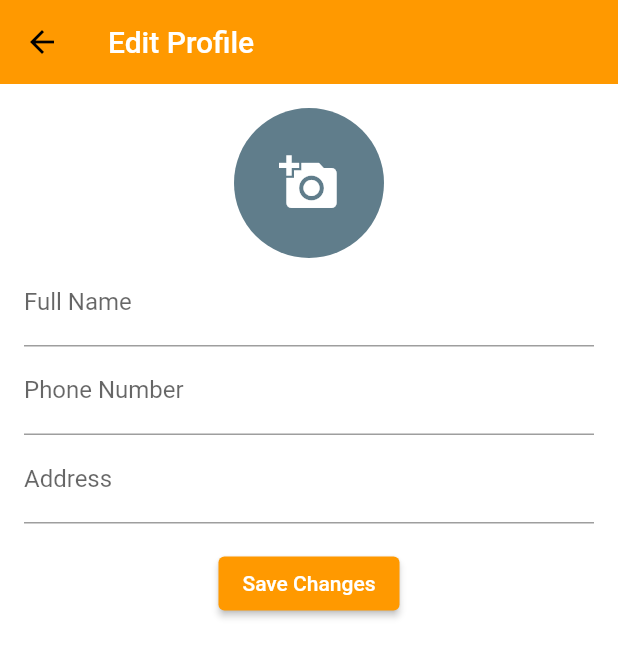
After one commit to vanvans03-def/kmutnb_project_merchant, a Flutter app: the EditProfilePage screen opened by its route, after a tap on "Save Changes", on a phone screen of 412 x 824 dp. The commit adds this screen. Shown: the top 657 px of the screen. Run offline on Flutter 3.47's test engine with Material 2 defaults, Android fonts, the phone set to English and light mode, and no system bars; our stand-ins replace badges, carousel_slider, charts_flutter, charts_flutter_new, dotted_border, file_picker and 9 more; missing offline and left inert: cloudinary_public, image_card, pay; accounts and stored records are empty; network calls fail.

Commit message:
add edite userProfile

```diff
--- a/lib/features/home/services/home_service.dart
+++ b/lib/features/home/services/home_service.dart
@@ -73,6 +73,7 @@ class HomeService {
             var responseJson = json.decode(res.body);
 
             var data = responseJson['data'];
+
             for (int i = 0; i < data.length; i++) {
               productList.add(
                 Product.fromJson(data[i] as Map<String, dynamic>),
--- /dev/null
+++ b/lib/features/myprofile/screens/edit_profile_screen.dart
@@ -0,0 +1,175 @@
+import 'dart:io';
+
+import 'package:file_picker/file_picker.dart';
+import 'package:flutter/material.dart';
+import 'package:kmutnb_project/constants/utills.dart';
+import 'package:kmutnb_project/features/myprofile/screens/user_profile_screen.dart';
+import 'package:provider/provider.dart';
+
+import '../../../models/user.dart';
+import '../../../providers/user_provider.dart';
+import '../services/profile_service.dart';
+
+class EditProfilePage extends StatefulWidget {
+  static const routeName = '/edit_profile_user';
+  @override
+  _EditProfilePageState createState() => _EditProfilePageState();
+}
+
+class _EditProfilePageState extends State<EditProfilePage> {
+  final TextEditingController _fullNameController = TextEditingController();
+  final TextEditingController _phoneNumberController = TextEditingController();
+  final TextEditingController _addressController = TextEditingController();
+  File? _selectedImage;
+
+  @override
+  void initState() {
+    super.initState();
+
+    final userProvider = Provider.of<UserProvider>(context, listen: false);
+    User user = userProvider.user;
+
+    _fullNameController.text = user.fullName;
+    _phoneNumberController.text = user.phoneNumber;
+    _addressController.text = user.address;
+  }
+
+  Future<File?> pickOneImage() async {
+    File? image;
+    try {
+      var files = await FilePicker.platform.pickFiles(
+        type: FileType.image,
+        allowMultiple: false,
+      );
+      if (files != null && files.files.isNotEmpty) {
+        image = File(files.files.first.path!);
+      }
+    } catch (e) {
+      debugPrint(e.toString());
+    }
+    return image;
+  }
+
+  @override
+  void dispose() {
+    _fullNameController.dispose();
+    _phoneNumberController.dispose();
+    _addressController.dispose();
+    super.dispose();
+  }
+
+  ProfileService profileService = ProfileService();
+  void _saveChanges() {
+    String fullName = _fullNameController.text;
+    String phoneNumber = _phoneNumberController.text;
+    String address = _addressController.text;
+
+    profileService.updateUser(
+      address: address,
+      context: context,
+      fullName: fullName,
+      phoneNumber: phoneNumber,
+      productImage_: _selectedImage,
+      select: false,
+    );
+
+    if (_selectedImage != null) {
+      profileService.updateUser(
+        address: address,
+        context: context,
+        fullName: fullName,
+        phoneNumber: phoneNumber,
+        productImage_: _selectedImage,
+        select: true,
+      );
+    }
+  }
+
+  @override
+  Widget build(BuildContext context) {
+    final userProvider = Provider.of<UserProvider>(context, listen: false);
+    final user = userProvider.user;
+    return Scaffold(
+      appBar: AppBar(
+        title: const Text('Edit Profile'),
+      ),
+      body: Padding(
+        padding: const EdgeInsets.all(16.0),
+        child: Column(
+          children: [
+            if (user.image == '' && _selectedImage == null) ...[
+              GestureDetector(
+                onTap: () async {
+                  File? image = await pickOneImage();
+                  setState(() {
+                    _selectedImage = image;
+                  });
+                },
+                child: const CircleAvatar(
+                  radius: 50,
+                  backgroundColor: Colors.blueGrey,
+                  child: Icon(
+                    Icons.add_a_photo,
+                    size: 40,
+                    color: Colors.white,
+                  ),
+                ),
+              ),
+            ] else if (user.image != '' && _selectedImage == null) ...[
+              GestureDetector(
+                onTap: () async {
+                  File? image = await pickOneImage();
+                  setState(() {
+                    _selectedImage = image;
+                  });
+                },
+                child: ClipOval(
+                  child: Image.network(
+                    user.image,
+                    fit: BoxFit.cover,
+                    height: 100.0,
+                    width: 100.0,
+                  ),
+                ),
+              )
+            ] else if (_selectedImage != null) ...[
+              GestureDetector(
+                onTap: () async {
+                  File? image = await pickOneImage();
+                  setState(() {
+                    _selectedImage = image;
+                  });
+                },
+                child: ClipOval(
+                  child: Image.file(
+                    _selectedImage!,
+                    fit: BoxFit.cover,
+                    height: 100.0,
+                    width: 100.0,
+                  ),
+                ),
+              )
+            ],
+            TextField(
+              controller: _fullNameController,
+              decoration: InputDecoration(labelText: 'Full Name'),
+            ),
+            TextField(
+              controller: _phoneNumberController,
+              decoration: InputDecoration(labelText: 'Phone Number'),
+            ),
+            TextField(
+              controller: _addressController,
+              decoration: InputDecoration(labelText: 'Address'),
+            ),
+            SizedBox(height: 16.0),
+            ElevatedButton(
+              onPressed: _saveChanges,
+              child: Text('Save Changes'),
+            ),
+          ],
+        ),
+      ),
+    );
+  }
+}
--- /dev/null
+++ b/lib/features/myprofile/services/profile_service.dart
@@ -0,0 +1,72 @@
+import 'dart:convert';
+import 'dart:io';
+
+import 'package:cloudinary_public/cloudinary_public.dart';
+import 'package:flutter/material.dart';
+import 'package:http/http.dart' as http;
+import 'package:kmutnb_project/constants/error_handling.dart';
+import 'package:kmutnb_project/constants/global_variables.dart';
+import 'package:kmutnb_project/constants/utills.dart';
+import 'package:kmutnb_project/features/home/screens/home_screen.dart';
+import 'package:provider/provider.dart';
+import '../../../models/user.dart';
+import '../../../providers/user_provider.dart';
+
+class ProfileService {
+  void updateUser({
+    required BuildContext context,
+    required String fullName,
+    required String phoneNumber,
+    required String address,
+    required File? productImage_,
+    required bool select,
+  }) async {
+    try {
+      String imageUrls = '';
+      final userProvider = Provider.of<UserProvider>(context, listen: false);
+
+      if (select) {
+        final cloudinary = CloudinaryPublic('dp6dsdn8y', 'x2sxr5vn');
+        CloudinaryResponse response = await cloudinary.uploadFile(
+          CloudinaryFile.fromFile(productImage_!.path, folder: fullName),
+        );
+        imageUrls = (response.secureUrl);
+      }
+
+      http.Response res = await http.post(
+        Uri.parse('$uri/api/updateUserData'),
+        body: jsonEncode(
+          {
+            'id': userProvider.user.id,
+            'image': imageUrls,
+            'address': address,
+            'fullName': fullName,
+            'phoneNumber': phoneNumber
+          },
+        ),
+        headers: <String, String>{
+          'Content-Type': 'application/json; charset=UTF-8',
+        },
+      );
+      // ignore: use_build_context_synchronously
+      httpErrorHandle(
+        response: res,
+        context: context,
+        onSuccess: () {
+          var responseJson = jsonDecode(res.body);
+          var data = responseJson['data'];
+          User user = userProvider.user.copyWith(
+            image: data['image'],
+            address: data['address'],
+            fullName: data['fullName'],
+            phoneNumber: data['phoneNumber'],
+          );
+          userProvider.setUserFromModel(user);
+          Navigator.pushReplacementNamed(context, '/actual-home');
+        },
+      );
+    } catch (e) {
+      //showSnackBar(context, e.toString());
+    }
+  }
+}
--- a/lib/main.dart
+++ b/lib/main.dart
@@ -7,7 +7,7 @@ import 'package:kmutnb_project/constants/global_variables.dart';
 import 'package:kmutnb_project/features/admin/screens/admin_screen.dart';
 import 'package:kmutnb_project/features/auth/screens/auth_screen.dart';
 import 'package:kmutnb_project/features/auth/services/auth_service.dart';
-import 'package:kmutnb_project/providers/province_provider.dart';
+
 import 'package:kmutnb_project/providers/store_provider.dart';
 import 'package:kmutnb_project/providers/user_provider.dart';
 import 'package:kmutnb_project/router.dart';
@@ -26,9 +26,6 @@ void main() {
     ),
     ChangeNotifierProvider(
       create: (context) => StoreProvider(),
-    ),
-    ChangeNotifierProvider(
-      create: (context) => ProvincesProvider(),
     ),
   ], child: const MyApp()));
 }
--- a/lib/models/user.dart
+++ b/lib/models/user.dart
@@ -86,7 +86,7 @@ class User {
       password: password ?? this.password,
       address: address ?? this.address,
       type: type ?? this.type,
-      phoneNumber: type ?? this.type,
+      phoneNumber: phoneNumber ?? this.phoneNumber,
       token: token ?? this.token,
       cart: cart ?? this.cart,
       image: image ?? this.image,
--- a/lib/router.dart
+++ b/lib/router.dart
@@ -20,6 +20,7 @@ import 'features/chat/screens/ChatPage.dart';
 import 'features/chat/screens/chat_history_screen.dart';
 import 'features/chat/screens/chat_screen.dart';
 import 'features/home/screens/home_screen.dart';
+import 'features/myprofile/screens/edit_profile_screen.dart';
 import 'features/myprofile/screens/user_profile_screen.dart';
 import 'features/order_detail/screens/order_details.dart';
 import 'features/order_detail/screens/order_store_details.dart';
@@ -183,6 +184,12 @@ Route<dynamic> generateRoute(RouteSettings routeSettings) {
         settings: routeSettings,
         builder: (_) => const ChatHistoryScreen(),
       );
+    case EditProfilePage.routeName:
+      return MaterialPageRoute(
+        settings: routeSettings,
+        builder: (_) => EditProfilePage(),
+      );
+
     default:
       return MaterialPageRoute(
         settings: routeSettings,
```
Also changed, not shown: lib/constants/utills.dart (+17 -0 lines), lib/features/account/screens/account_screen.dart (+4 -4 lines), lib/features/home/widgets/filter_widget.dart (+22 -3 lines), lib/features/myprofile/screens/profile_screen.dart (+73 -12 lines), lib/features/myprofile/screens/user_profile_screen.dart (+34 -9 lines), lib/providers/province_provider.dart (deleted, +0 -17 lines).
